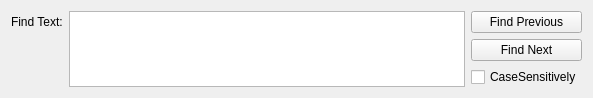
Old version of the form DollEngine/proj.qt/ConsoleFind.ui in the repository KUNAGISA/DollEngine.
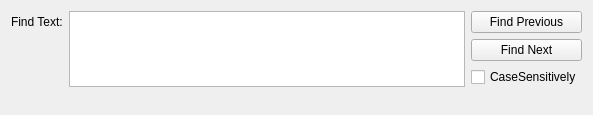
New version of the form.

Patch:
```diff
--- a/DollEngine/proj.qt/ConsoleFind.ui
+++ b/DollEngine/proj.qt/ConsoleFind.ui
@@ -7,7 +7,7 @@
     <x>0</x>
     <y>0</y>
     <width>593</width>
-    <height>98</height>
+    <height>115</height>
    </rect>
   </property>
   <property name="windowTitle">
```
Left out of the diff: 6 changed lines with no effect on the pictures.
